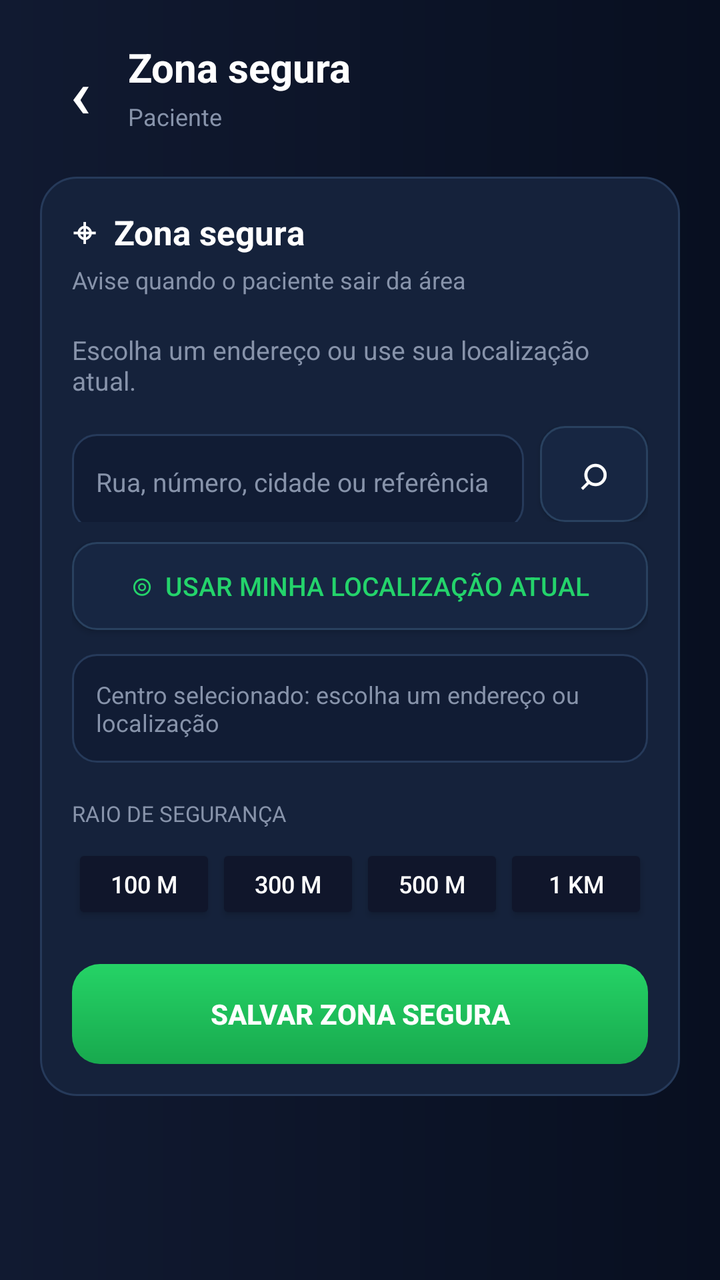
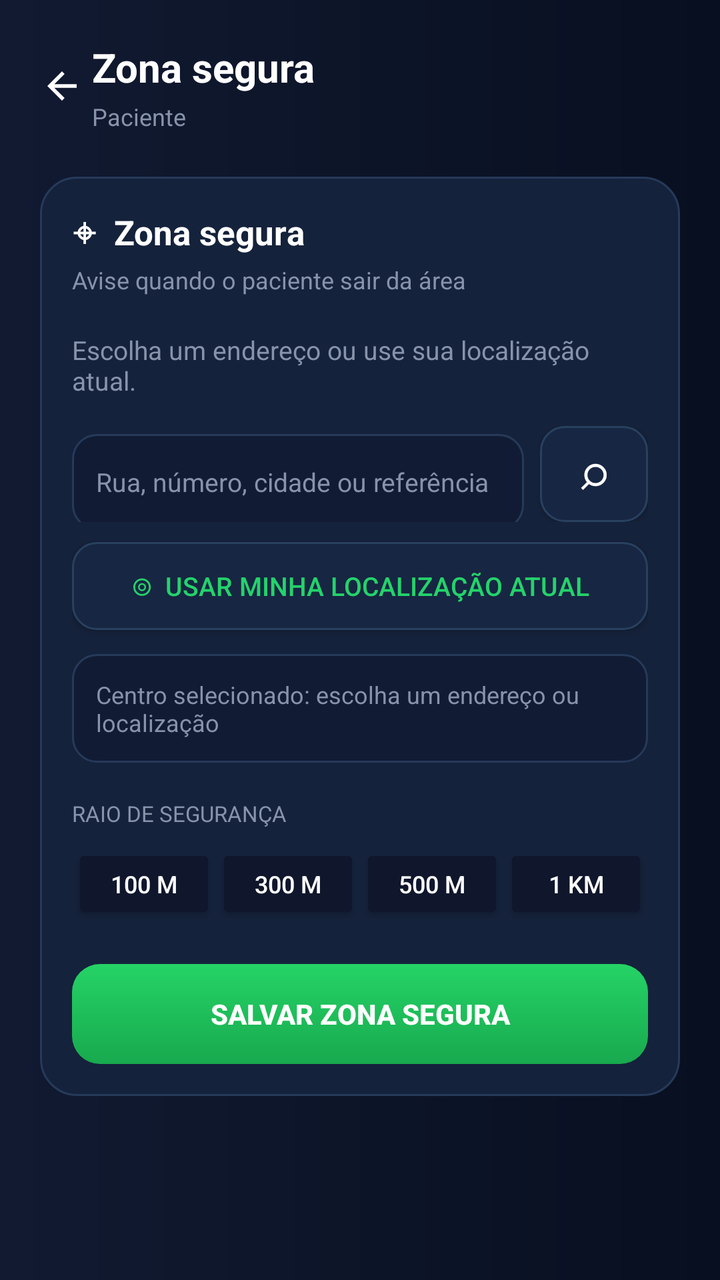

An Android layout rendered at two revisions. The XML below is the earlier revision; the diff shows what the commit changed to produce the second picture.
<!-- AndroidManifest.xml: activity theme Theme.AppCompat.DayNight.NoActionBar -->
<!-- res/layout/activity_configurar_ponto_referencia.xml -->
<?xml version="1.0" encoding="utf-8"?>
<ScrollView xmlns:android="http://schemas.android.com/apk/res/android"
    android:layout_width="match_parent"
    android:layout_height="match_parent"
    android:background="@drawable/bg_caregiver_screen"
    android:fillViewport="true">

    <LinearLayout
        android:layout_width="match_parent"
        android:layout_height="wrap_content"
        android:orientation="vertical"
        android:padding="20dp">

        <LinearLayout
            android:layout_width="match_parent"
            android:layout_height="wrap_content"
            android:gravity="center_vertical"
            android:orientation="horizontal">

            <Button
                android:id="@+id/btn_voltar"
                android:layout_width="40dp"
                android:layout_height="40dp"
                android:background="@android:color/transparent"
                android:minWidth="0dp"
                android:minHeight="0dp"
                android:padding="0dp"
                android:text="‹"
                android:textColor="@color/caregiver_text_primary"
                android:textSize="34sp" />

            <LinearLayout
                android:layout_width="0dp"
                android:layout_height="wrap_content"
                android:layout_weight="1"
                android:orientation="vertical"
                android:paddingStart="4dp">

                <TextView
                    android:id="@+id/tv_titulo"
                    android:layout_width="wrap_content"
                    android:layout_height="wrap_content"
                    android:text="Zona segura"
                    android:textColor="@color/caregiver_text_primary"
                    android:textSize="20sp"
                    android:textStyle="bold" />

                <TextView
                    android:id="@+id/tv_subtitulo"
                    android:layout_width="wrap_content"
                    android:layout_height="wrap_content"
                    android:layout_marginTop="3dp"
                    android:text="Paciente"
                    android:textColor="@color/caregiver_text_secondary"
                    android:textSize="12sp" />
            </LinearLayout>

            <TextView
                android:id="@+id/tv_zona_ativa"
                android:layout_width="wrap_content"
                android:layout_height="wrap_content"
                android:text="● Ativa"
                android:textColor="#24D36B"
                android:textSize="12sp"
                android:visibility="gone" />
        </LinearLayout>

        <LinearLayout
            android:layout_width="match_parent"
            android:layout_height="wrap_content"
            android:layout_marginTop="22dp"
            android:background="@drawable/bg_caregiver_card"
            android:orientation="vertical"
            android:padding="16dp">

            <TextView
                android:layout_width="wrap_content"
                android:layout_height="wrap_content"
                android:text="⌖  Zona segura"
                android:textColor="@color/caregiver_text_primary"
                android:textSize="17sp"
                android:textStyle="bold" />

            <TextView
                android:layout_width="wrap_content"
                android:layout_height="wrap_content"
                android:layout_marginTop="4dp"
                android:text="Avise quando o paciente sair da área"
                android:textColor="@color/caregiver_text_secondary"
                android:textSize="12sp" />

            <TextView
                android:layout_width="match_parent"
                android:layout_height="wrap_content"
                android:layout_marginTop="18dp"
                android:text="Escolha um endereço ou use sua localização atual."
                android:textColor="@color/caregiver_text_secondary"
                android:textSize="13sp" />

            <LinearLayout
                android:layout_width="match_parent"
                android:layout_height="wrap_content"
                android:layout_marginTop="14dp"
                android:orientation="horizontal">

                <EditText
                    android:id="@+id/et_endereco"
                    android:layout_width="0dp"
                    android:layout_height="48dp"
                    android:layout_weight="1"
                    android:background="@drawable/bg_caregiver_pill"
                    android:hint="Rua, número, cidade ou referência"
                    android:imeOptions="actionSearch"
                    android:inputType="text"
                    android:maxLines="1"
                    android:padding="12dp"
                    android:textColor="@color/caregiver_text_primary"
                    android:textColorHint="@color/caregiver_text_secondary"
                    android:textSize="13sp" />

                <Button
                    android:id="@+id/btn_buscar"
                    android:layout_width="54dp"
                    android:layout_height="48dp"
                    android:layout_marginStart="8dp"
                    android:background="@drawable/bg_caregiver_button_secondary"
                    android:minWidth="0dp"
                    android:padding="0dp"
                    android:text="⌕"
                    android:textColor="@color/caregiver_text_primary"
                    android:textSize="24sp" />
            </LinearLayout>

            <Button
                android:id="@+id/btn_minha_localizacao"
                android:layout_width="match_parent"
                android:layout_height="44dp"
                android:layout_marginTop="10dp"
                android:background="@drawable/bg_caregiver_button_secondary"
                android:gravity="center"
                android:text="⌾  Usar minha localização atual"
                android:textColor="@color/main_caregiver_icon"
                android:textSize="13sp" />

            <TextView
                android:id="@+id/tv_local_selecionado"
                android:layout_width="match_parent"
                android:layout_height="wrap_content"
                android:layout_marginTop="12dp"
                android:background="@drawable/bg_caregiver_pill"
                android:padding="12dp"
                android:text="Centro selecionado: escolha um endereço ou localização"
                android:textColor="@color/caregiver_text_secondary"
                android:textSize="12sp" />

            <TextView
                android:layout_width="wrap_content"
                android:layout_height="wrap_content"
                android:layout_marginTop="18dp"
                android:text="RAIO DE SEGURANÇA"
                android:textColor="@color/caregiver_text_secondary"
                android:textSize="11sp" />

            <LinearLayout
                android:layout_width="match_parent"
                android:layout_height="wrap_content"
                android:layout_marginTop="8dp"
                android:orientation="horizontal">

                <Button
                    android:id="@+id/btn_raio_100"
                    android:layout_width="0dp"
                    android:layout_height="40dp"
                    android:layout_weight="1"
                    android:backgroundTint="#10162B"
                    android:text="100 m"
                    android:textColor="@color/caregiver_text_primary"
                    android:textSize="12sp" />
                <Button
                    android:id="@+id/btn_raio_300"
                    android:layout_width="0dp"
                    android:layout_height="40dp"
                    android:layout_weight="1"
                    android:backgroundTint="#10162B"
                    android:text="300 m"
                    android:textColor="@color/caregiver_text_primary"
                    android:textSize="12sp" />
                <Button
                    android:id="@+id/btn_raio_500"
                    android:layout_width="0dp"
                    android:layout_height="40dp"
                    android:layout_weight="1"
                    android:backgroundTint="#10162B"
                    android:text="500 m"
                    android:textColor="@color/caregiver_text_primary"
                    android:textSize="12sp" />
                <Button
                    android:id="@+id/btn_raio_1000"
                    android:layout_width="0dp"
                    android:layout_height="40dp"
                    android:layout_weight="1"
                    android:backgroundTint="#10162B"
                    android:text="1 km"
                    android:textColor="@color/caregiver_text_primary"
                    android:textSize="12sp" />
            </LinearLayout>

            <Button
                android:id="@+id/btn_salvar"
                android:layout_width="match_parent"
                android:layout_height="50dp"
                android:layout_marginTop="20dp"
                android:background="@drawable/bg_caregiver_button_primary"
                android:enabled="false"
                android:text="Salvar zona segura"
                android:textColor="@color/caregiver_text_primary"
                android:textSize="14sp"
                android:textStyle="bold" />

            <Button
                android:id="@+id/btn_remover"
                android:layout_width="match_parent"
                android:layout_height="42dp"
                android:background="@android:color/transparent"
                android:text="Remover zona segura"
                android:textColor="#FF7188"
                android:textSize="13sp"
                android:visibility="gone" />
        </LinearLayout>
    </LinearLayout>
</ScrollView>
<!-- resources referenced by this layout -->
<resources>
  <color name="caregiver_text_primary">#FFFFFF</color>
  <color name="caregiver_text_secondary">#8793AA</color>
  <color name="main_caregiver_icon">#24D36B</color>
  <!-- drawable bg_caregiver_button_primary (drawable) -->
  <?xml version="1.0" encoding="utf-8"?>
  <shape xmlns:android="http://schemas.android.com/apk/res/android" android:shape="rectangle">
      <gradient
          android:angle="270"
          android:endColor="#18A94E"
          android:startColor="#25D366" />
      <corners android:radius="14dp" />
  </shape>
  <!-- drawable bg_caregiver_button_secondary (drawable) -->
  <?xml version="1.0" encoding="utf-8"?>
  <shape xmlns:android="http://schemas.android.com/apk/res/android" android:shape="rectangle">
      <solid android:color="#172642" />
      <corners android:radius="12dp" />
      <stroke android:width="1dp" android:color="#29415F" />
  </shape>
  <!-- drawable bg_caregiver_card (drawable) -->
  <?xml version="1.0" encoding="utf-8"?>
  <shape xmlns:android="http://schemas.android.com/apk/res/android" android:shape="rectangle">
      <solid android:color="#15223B" />
      <corners android:radius="18dp" />
      <stroke android:width="1dp" android:color="#263A5A" />
  </shape>
  <!-- drawable bg_caregiver_pill (drawable) -->
  <?xml version="1.0" encoding="utf-8"?>
  <shape xmlns:android="http://schemas.android.com/apk/res/android" android:shape="rectangle">
      <solid android:color="#111C34" />
      <corners android:radius="12dp" />
      <stroke android:width="1dp" android:color="#263A5A" />
  </shape>
  <!-- drawable bg_caregiver_screen (drawable) -->
  <?xml version="1.0" encoding="utf-8"?>
  <shape xmlns:android="http://schemas.android.com/apk/res/android" android:shape="rectangle">
      <gradient
          android:angle="180"
          android:endColor="#111A31"
          android:startColor="#080F20"
          android:type="linear" />
  </shape>
</resources>

<!-- the commit's change to res/layout/activity_configurar_ponto_referencia.xml (unified diff, before → after) -->
@@ -17,17 +17,15 @@
             android:gravity="center_vertical"
             android:orientation="horizontal">
 
-            <Button
+            <ImageView
                 android:id="@+id/btn_voltar"
-                android:layout_width="40dp"
-                android:layout_height="40dp"
-                android:background="@android:color/transparent"
-                android:minWidth="0dp"
-                android:minHeight="0dp"
-                android:padding="0dp"
-                android:text="‹"
-                android:textColor="@color/caregiver_text_primary"
-                android:textSize="34sp" />
+                android:layout_width="@dimen/login_back_size"
+                android:layout_height="@dimen/login_back_size"
+                android:clickable="true"
+                android:contentDescription="@string/login_back_description"
+                android:focusable="true"
+                android:src="@drawable/ic_login_back"
+                android:tint="@color/caregiver_text_primary" />
 
             <LinearLayout
                 android:layout_width="0dp"
<!-- resource entries referenced after the edit -->
@@ -3,6 +3,7 @@
   <color name="caregiver_text_primary">#FFFFFF</color>
   <color name="caregiver_text_secondary">#8793AA</color>
   <color name="main_caregiver_icon">#24D36B</color>
+  <dimen name="login_back_size">24dp</dimen>
   <!-- drawable bg_caregiver_button_primary (drawable) -->
   <?xml version="1.0" encoding="utf-8"?>
   <shape xmlns:android="http://schemas.android.com/apk/res/android" android:shape="rectangle">
@@ -42,5 +43,18 @@
           android:startColor="#080F20"
           android:type="linear" />
   </shape>
+  <!-- drawable ic_login_back (drawable) -->
+  <?xml version="1.0" encoding="utf-8"?>
+  <vector xmlns:android="http://schemas.android.com/apk/res/android"
+      android:width="24dp"
+      android:height="24dp"
+      android:viewportWidth="24"
+      android:viewportHeight="24">
+      <path
+          android:fillColor="@color/login_text_primary"
+          android:pathData="M20,11H7.83l5.59,-5.59L12,4l-8,8 8,8 1.41,-1.41L7.83,13H20v-2z" />
+  </vector>
+  <string name="login_back_description">Voltar</string>
+  <color name="login_text_primary">#FFFFFF</color>
 </resources>
 
